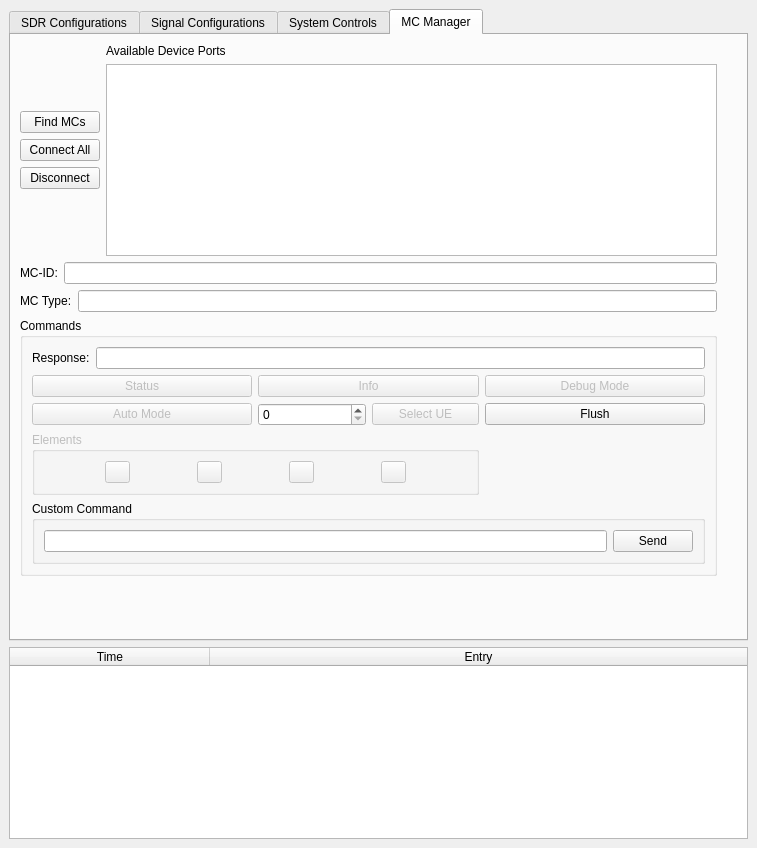
The window that caa_project/maingui.ui (jranstrom/usrp_caa_ui) describes before a commit, drawn with Qt 5.
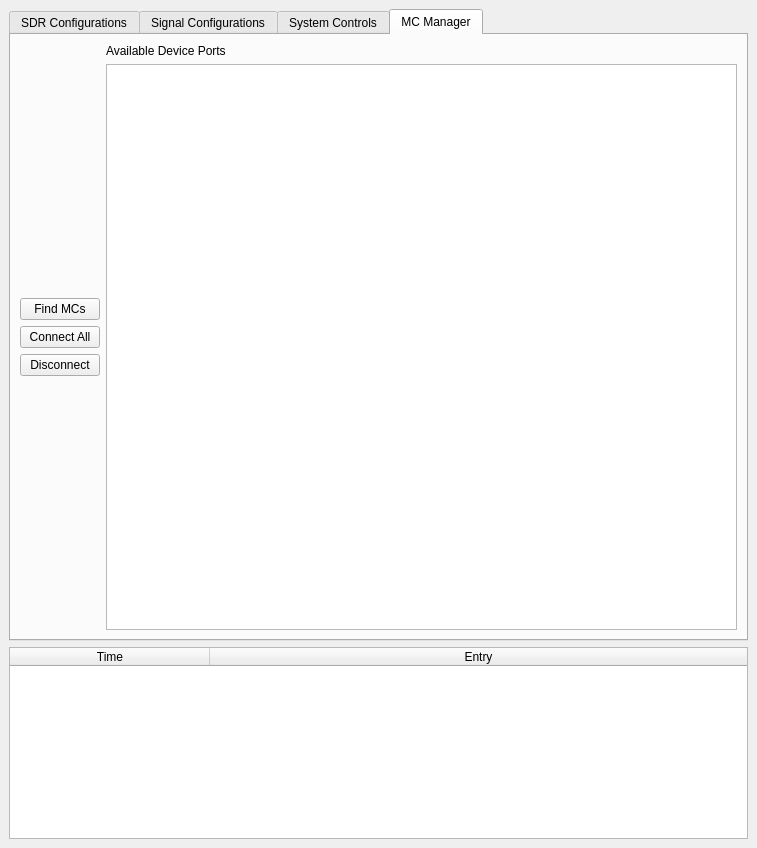
The same window after the commit. Custom widgets are drawn as their Qt base class.

Commit message: started implementation of slider widget

Diff of the .ui file:
```diff
--- a/caa_project/maingui.ui
+++ b/caa_project/maingui.ui
@@ -1656,13 +1656,13 @@
         <item row="0" column="0">
          <layout class="QHBoxLayout" name="horizontalLayout_18">
           <item>
-           <layout class="QVBoxLayout" name="verticalLayout_29">
-            <item>
-             <layout class="QHBoxLayout" name="horizontalLayout_31">
+           <layout class="QGridLayout" name="gridLayout_mcs">
+            <item row="0" column="0">
+             <layout class="QHBoxLayout" name="horizontalLayout_20">
               <item>
                <layout class="QVBoxLayout" name="verticalLayout_30">
                 <item>
-                 <spacer name="verticalSpacer_5">
+                 <spacer name="verticalSpacer_6">
                   <property name="orientation">
                    <enum>Qt::Vertical</enum>
                   </property>
@@ -1696,7 +1696,7 @@
                  </widget>
                 </item>
                 <item>
-                 <spacer name="verticalSpacer_6">
+                 <spacer name="verticalSpacer_5">
                   <property name="orientation">
                    <enum>Qt::Vertical</enum>
                   </property>
@@ -1725,238 +1725,6 @@
                </layout>
               </item>
              </layout>
-            </item>
-            <item>
-             <layout class="QHBoxLayout" name="horizontalLayout_41">
-              <item>
-               <widget class="QLabel" name="label_25">
-                <property name="text">
-                 <string>MC-ID:</string>
-                </property>
-               </widget>
-              </item>
-              <item>
-               <widget class="QLineEdit" name="lineEdit_mc_id"/>
-              </item>
-             </layout>
-            </item>
-            <item>
-             <layout class="QHBoxLayout" name="horizontalLayout_42">
-              <item>
-               <widget class="QLabel" name="label_26">
-                <property name="text">
-                 <string>MC Type:</string>
-                </property>
-               </widget>
-              </item>
-              <item>
-               <widget class="QLineEdit" name="lineEdit_mc_type"/>
-              </item>
-             </layout>
-            </item>
-            <item>
-             <widget class="QGroupBox" name="groupBox_19">
-              <property name="title">
-               <string>Commands</string>
-              </property>
-              <layout class="QGridLayout" name="gridLayout_6">
-               <item row="1" column="1">
-                <widget class="QPushButton" name="button_mc_info">
-                 <property name="enabled">
-                  <bool>false</bool>
-                 </property>
-                 <property name="text">
-                  <string>Info</string>
-                 </property>
-                </widget>
-               </item>
-               <item row="4" column="0" colspan="2">
-                <widget class="QGroupBox" name="groupBox_cmc_elements">
-                 <property name="enabled">
-                  <bool>false</bool>
-                 </property>
-                 <property name="title">
-                  <string>Elements</string>
-                 </property>
-                 <layout class="QHBoxLayout" name="horizontalLayout_44">
-                  <item>
-                   <widget class="QPushButton" name="button_cmc_element_1">
-                    <property name="maximumSize">
-                     <size>
-                      <width>25</width>
-                      <height>16777215</height>
-                     </size>
-                    </property>
-                    <property name="text">
-                     <string/>
-                    </property>
-                   </widget>
-                  </item>
-                  <item>
-                   <widget class="QPushButton" name="button_cmc_element_2">
-                    <property name="maximumSize">
-                     <size>
-                      <width>25</width>
-                      <height>16777215</height>
-                     </size>
-                    </property>
-                    <property name="text">
-                     <string/>
-                    </property>
-                   </widget>
-                  </item>
-                  <item>
-                   <widget class="QPushButton" name="button_cmc_element_3">
-                    <property name="maximumSize">
-                     <size>
-                      <width>25</width>
-                      <height>16777215</height>
-                     </size>
-                    </property>
-                    <property name="text">
-                     <string/>
-                    </property>
-                   </widget>
-                  </item>
-                  <item>
-                   <widget class="QPushButton" name="button_cmc_element_4">
-                    <property name="maximumSize">
-                     <size>
-                      <width>25</width>
-                      <height>16777215</height>
-                     </size>
-                    </property>
-                    <property name="text">
-                     <string/>
-                    </property>
-                   </widget>
-                  </item>
-                 </layout>
-                </widget>
-               </item>
-               <item row="1" column="0">
-                <widget class="QPushButton" name="button_mc_status">
-                 <property name="enabled">
-                  <bool>false</bool>
-                 </property>
-                 <property name="text">
-                  <string>Status</string>
-                 </property>
-                </widget>
-               </item>
-               <item row="1" column="2">
-                <widget class="QPushButton" name="button_mc_debug_mode">
-                 <property name="enabled">
-                  <bool>false</bool>
-                 </property>
-                 <property name="text">
-                  <string>Debug Mode</string>
-                 </property>
-                </widget>
-               </item>
-               <item row="2" column="1">
-                <layout class="QHBoxLayout" name="horizontalLayout_43">
-                 <item>
-                  <widget class="QSpinBox" name="spinBox_mc_ue_select">
-                   <property name="maximum">
-                    <number>4</number>
-                   </property>
-                  </widget>
-                 </item>
-                 <item>
-                  <widget class="QPushButton" name="button_mc_select_ue">
-                   <property name="enabled">
-                    <bool>false</bool>
-                   </property>
-                   <property name="text">
-                    <string>Select UE</string>
-                   </property>
-                  </widget>
-                 </item>
-                </layout>
-               </item>
-               <item row="0" column="0" colspan="3">
-                <layout class="QHBoxLayout" name="horizontalLayout_40">
-                 <item>
-                  <widget class="QLabel" name="label_24">
-                   <property name="text">
-                    <string>Response:</string>
-                   </property>
-                  </widget>
-                 </item>
-                 <item>
-                  <widget class="QLineEdit" name="lineEdit_tcom_response"/>
-                 </item>
-                </layout>
-               </item>
-               <item row="2" column="0">
-                <widget class="QPushButton" name="button_mc_auto_mode">
-                 <property name="enabled">
-                  <bool>false</bool>
-                 </property>
-                 <property name="text">
-                  <string>Auto Mode</string>
-                 </property>
-                </widget>
-               </item>
-               <item row="5" column="0" colspan="3">
-                <widget class="QGroupBox" name="groupBox_20">
-                 <property name="title">
-                  <string>Custom Command</string>
-                 </property>
-                 <layout class="QHBoxLayout" name="horizontalLayout_45">
-                  <item>
-                   <widget class="QLineEdit" name="lineEdit_cmc_custom_command"/>
-                  </item>
-                  <item>
-                   <widget class="QPushButton" name="button_cmc_custom_command">
-                    <property name="text">
-                     <string>Send</string>
-                    </property>
-                   </widget>
-                  </item>
-                 </layout>
-                </widget>
-               </item>
-               <item row="2" column="2">
-                <widget class="QPushButton" name="button_flush">
-                 <property name="text">
-                  <string>Flush</string>
-                 </property>
-                </widget>
-               </item>
-              </layout>
-             </widget>
-            </item>
-            <item>
-             <spacer name="verticalSpacer">
-              <property name="orientation">
-               <enum>Qt::Vertical</enum>
-              </property>
-              <property name="sizeHint" stdset="0">
-               <size>
-                <width>20</width>
-                <height>40</height>
-               </size>
-              </property>
-             </spacer>
-            </item>
-           </layout>
-          </item>
-          <item>
-           <layout class="QVBoxLayout" name="verticalLayout_mc_controls">
-            <item>
-             <spacer name="verticalSpacer_7">
-              <property name="orientation">
-               <enum>Qt::Vertical</enum>
-              </property>
-              <property name="sizeHint" stdset="0">
-               <size>
-                <width>20</width>
-                <height>40</height>
-               </size>
-              </property>
-             </spacer>
             </item>
            </layout>
           </item>
```
Left out of the diff: 4 changed lines with no effect on the pictures. The commit also changes 5 other files.
